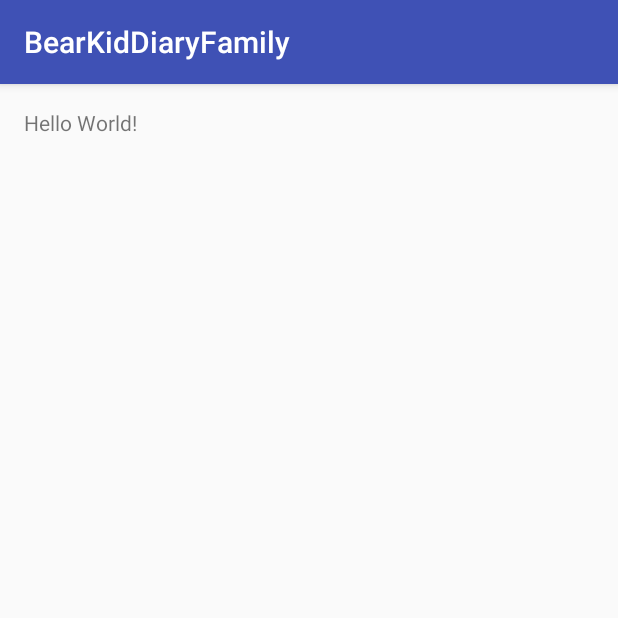
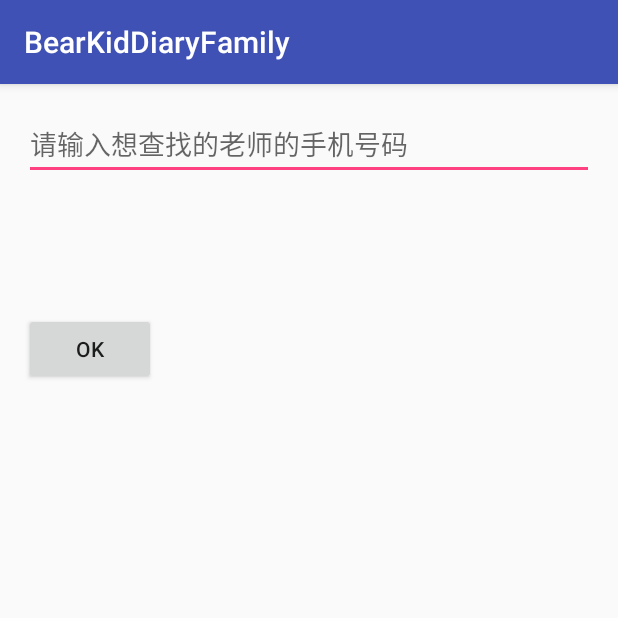
Before and after one commit to BearKidDiary/BearKidDiary_Family, an Android app: the screen it shows after launch (MainActivity before the commit, TestActivity after it), on a phone screen of 412 x 824 dp, the top half of it. Run offline under Robolectric (Android 15) with nearby library versions, the light colour scheme and no system bars; libraries missing offline, so code that uses them is left out: cn.bmob.v3; 1 statement that could not run was skipped.

Commit message:
添加Bmob的依赖

```diff
--- a/app/src/main/java/bearkid/com/bearkiddiaryfamily/global/BaseApplication.java
+++ b/app/src/main/java/bearkid/com/bearkiddiaryfamily/global/BaseApplication.java
@@ -6,6 +6,7 @@ import android.app.Application;
 import java.util.Stack;
 
 import bearkid.com.bearkiddiaryfamily.ui.activity.BaseActivity;
+import cn.bmob.v3.Bmob;
 
 /**
  * Created by admin on 2016/7/4.
@@ -17,6 +18,23 @@ public class BaseApplication extends Application{
     @Override
     public void onCreate() {
         super.onCreate();
+        activityStack = new Stack<>();
+
+        //第一：默认初始化
+        Bmob.initialize(this, "Your Application ID");
+
+        //第二：自v3.4.7版本开始,设置BmobConfig,允许设置请求超时时间、文件分片上传时每片的大小、文件的过期时间(单位为秒)，
+        //BmobConfig config =new BmobConfig.Builder(this)
+        ////设置appkey
+        //.setApplicationId("Your Application ID")
+        ////请求超时时间（单位为秒）：默认15s
+        //.setConnectTimeout(30)
+        ////文件分片上传时每片的大小（单位字节），默认512*1024
+        //.setUploadBlockSize(1024*1024)
+        ////文件的过期时间(单位为秒)：默认1800s
+        //.setFileExpiration(2500)
+        //.build();
+        //Bmob.initialize(config);
     }
 
     /**
--- a/app/src/main/java/bearkid/com/bearkiddiaryfamily/ui/activity/BaseActivity.java
+++ b/app/src/main/java/bearkid/com/bearkiddiaryfamily/ui/activity/BaseActivity.java
@@ -2,6 +2,7 @@ package bearkid.com.bearkiddiaryfamily.ui.activity;
 
 import android.os.Bundle;
 import android.os.PersistableBundle;
+import android.support.annotation.Nullable;
 import android.support.v7.app.AppCompatActivity;
 
 import bearkid.com.bearkiddiaryfamily.global.BaseApplication;
@@ -10,9 +11,10 @@ import bearkid.com.bearkiddiaryfamily.global.BaseApplication;
  * Created by admin on 2016/7/4.
  */
 public class BaseActivity extends AppCompatActivity {
+
     @Override
-    public void onCreate(Bundle savedInstanceState, PersistableBundle persistentState) {
-        super.onCreate(savedInstanceState, persistentState);
+    protected void onCreate(@Nullable Bundle savedInstanceState) {
+        super.onCreate(savedInstanceState);
         ((BaseApplication)getApplication()).pushActivity(this);
     }
 
--- /dev/null
+++ b/app/src/main/java/bearkid/com/bearkiddiaryfamily/ui/activity/TestActivity.java
@@ -0,0 +1,69 @@
+package bearkid.com.bearkiddiaryfamily.ui.activity;
+
+import android.database.Observable;
+import android.os.Bundle;
+import android.support.annotation.Nullable;
+import android.support.v4.widget.TextViewCompat;
+import android.view.View;
+import android.widget.Button;
+import android.widget.EditText;
+import android.widget.TextView;
+
+import java.util.List;
+
+import bearkid.com.bearkiddiaryfamily.R;
+import bearkid.com.bearkiddiaryfamily.model.bean.Organization;
+import bearkid.com.bearkiddiaryfamily.model.bean.Tea_Org;
+import bearkid.com.bearkiddiaryfamily.model.bean.Teacher;
+import cn.bmob.v3.BmobQuery;
+import cn.bmob.v3.datatype.BmobPointer;
+import cn.bmob.v3.exception.BmobException;
+import cn.bmob.v3.listener.FindListener;
+
+/**
+ * 测试专用
+ */
+public class TestActivity extends BaseActivity{
+
+    TextView tv;
+    EditText et;
+    Button ok;
+
+    Teacher teacher;
+    Tea_Org tea_org;
+    Organization organization;
+
+    @Override
+    protected void onCreate(@Nullable Bundle savedInstanceState) {
+        super.onCreate(savedInstanceState);
+        setContentView(R.layout.activity_test);
+        et = (EditText) findViewById(R.id.et_phoneNum);
+        tv = (TextView) findViewById(R.id.tv_content);
+        ok = (Button) findViewById(R.id.btn_ok);
+        ok.setOnClickListener(new View.OnClickListener() {
+            @Override
+            public void onClick(View view) {
+                String phoneNum = et.getText().toString();
+
+                BmobQuery<Teacher> query = new BmobQuery<Teacher>();
+                query.addWhereEqualTo("Tphone",phoneNum);
+                query.findObjects(new FindListener<Teacher>() {
+                    @Override
+                    public void done(List<Teacher> list, BmobException e) {
+                        if(list.size()>0)teacher = list.get(0);
+                    }
+                });
+                BmobQuery<Tea_Org> query1 = new BmobQuery<Tea_Org>();
+                query1.addWhereEqualTo("teacher",new BmobPointer(teacher));
+                query1.include("organization");
+                query1.findObjects(new FindListener<Tea_Org>() {
+                    @Override
+                    public void done(List<Tea_Org> list, BmobException e) {
+                        if(list.size()>0)tea_org = list.get(0);
+                        tv.setText(tea_org.toString()+"\n"+tea_org.getOrganization().toString());
+                    }
+                });
+            }
+        });
+    }
+}
--- /dev/null
+++ b/app/src/main/res/layout/activity_test.xml
@@ -0,0 +1,29 @@
+<?xml version="1.0" encoding="utf-8"?>
+<LinearLayout xmlns:android="http://schemas.android.com/apk/res/android"
+    android:orientation="vertical" android:layout_width="match_parent"
+    android:layout_height="match_parent">
+
+    <EditText
+        android:id="@+id/et_phoneNum"
+        android:layout_width="match_parent"
+        android:layout_height="wrap_content"
+        android:hint="请输入想查找的老师的手机号码"
+        android:textSize = "18sp"
+        android:inputType="number"
+        android:layout_margin="16dp"/>
+
+    <TextView
+        android:id="@+id/tv_content"
+        android:layout_margin="16dp"
+        android:layout_width="match_parent"
+        android:textSize="18sp"
+        android:layout_height="wrap_content"
+        android:inputType="textMultiLine"/>
+
+    <Button
+        android:id="@+id/btn_ok"
+        android:layout_width="wrap_content"
+        android:layout_height="wrap_content"
+        android:text="ok"
+        android:layout_margin="16dp"/>
+</LinearLayout>
```
Also changed, not shown: app/src/main/AndroidManifest.xml (+14 -1 lines), app/src/main/java/bearkid/com/bearkiddiaryfamily/model/bean/Organization.java (added, +71 -0 lines), app/src/main/java/bearkid/com/bearkiddiaryfamily/model/bean/Tea_Org.java (added, +46 -0 lines), app/src/main/java/bearkid/com/bearkiddiaryfamily/model/bean/Teacher.java (added, +118 -0 lines), app/src/main/java/bearkid/com/bearkiddiaryfamily/model/bean/TestBean.java (deleted, +0 -9 lines).
